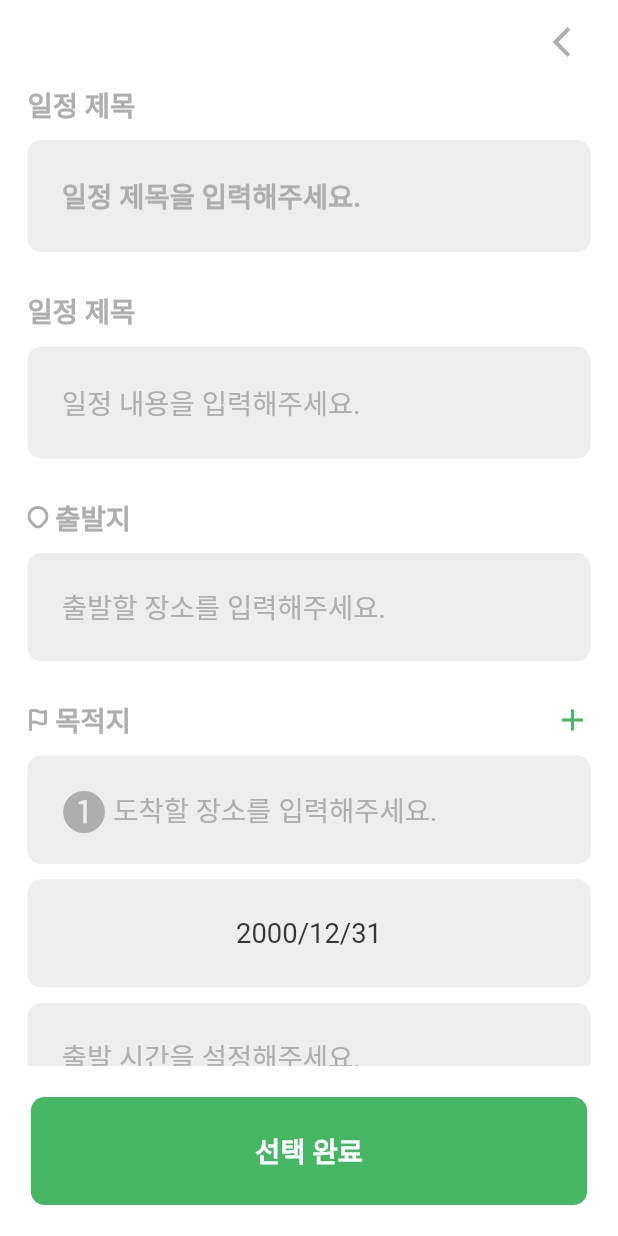
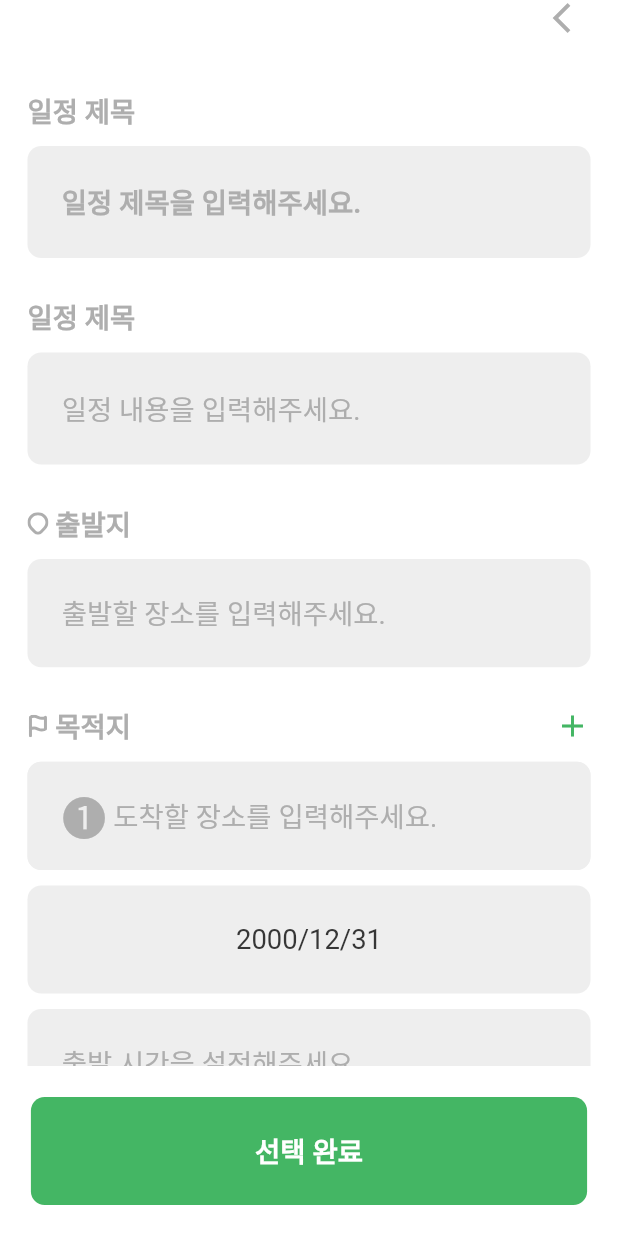
Before and after one commit to JeHeeYu/Care-Route, a Flutter app: the AddSchedulePage screen opened directly, on a phone screen of 412 x 824 dp. Run offline on Flutter 3.47's test engine with Material 2 defaults, Android fonts, the phone set to English and light mode, and no system bars; our stand-ins replace firebase_core, firebase_messaging, flutter_screenutil, flutter_secure_storage, flutter_svg, geolocator and 3 more; missing offline and left inert: flutter_naver_map, kakao_flutter_sdk_user; accounts and stored records are empty; network calls fail; Roboto replaces fonts that are missing (Pretendard).

Commit message:
feat: 일정 등록 화면 연결 리스트 위젯 추가

```diff
--- a/lib/views/pages/schedule/add_schedule_page.dart
+++ b/lib/views/pages/schedule/add_schedule_page.dart
@@ -1,9 +1,12 @@
+import 'package:care_route/views/pages/schedule/target_list_widget.dart';
 import 'package:flutter/material.dart';
 import 'package:flutter_screenutil/flutter_screenutil.dart';
+import 'package:provider/provider.dart';
 
 import '../../../consts/colors.dart';
 import '../../../consts/images.dart';
 import '../../../consts/strings.dart';
+import '../../../view_models/routine_view_model.dart';
 import '../../widgets/button_icon.dart';
 import '../../widgets/button_image.dart';
 import '../../widgets/infinity_button.dart';
@@ -24,6 +27,13 @@ class _AddSchedulePageState extends State<AddSchedulePage> {
     TextEditingController()
   ];
   String _startLocation = "";
+  late RoutineViewModel _routineViewModel;
+
+  @override
+  void initState() {
+    super.initState();
+    _routineViewModel = Provider.of<RoutineViewModel>(context, listen: false);
+  }
 
   void _navigateToSearchPage(String from, [int? index]) async {
     final result = await Navigator.push(
@@ -399,22 +409,11 @@ class _AddSchedulePageState extends State<AddSchedulePage> {
   @override
   Widget build(BuildContext context) {
     return Scaffold(
-      appBar: AppBar(
-        backgroundColor: Colors.white,
-        elevation: 0,
-        actions: [
-          Padding(
-            padding: EdgeInsets.only(right: ScreenUtil().setWidth(17.0)),
-            child: ButtonIcon(
-                icon: Icons.arrow_back_ios,
-                iconColor: const Color(UserColors.gray05),
-                callback: () => Navigator.pop(context)),
-          ),
-        ],
-      ),
       backgroundColor: Colors.white,
       body: Column(
+        crossAxisAlignment: CrossAxisAlignment.start,
         children: [
+          const TargetListWidget(isBackKey: true),
           Expanded(
             child: SingleChildScrollView(
               child: Padding(
--- /dev/null
+++ b/lib/views/pages/schedule/target_list_widget.dart
@@ -0,0 +1,84 @@
+import 'package:care_route/view_models/routine_view_model.dart';
+import 'package:care_route/views/widgets/button_icon.dart';
+import 'package:flutter/material.dart';
+import 'package:flutter_screenutil/flutter_screenutil.dart';
+import 'package:provider/provider.dart';
+
+import '../../../consts/colors.dart';
+import '../../widgets/user_text.dart';
+
+class TargetListWidget extends StatefulWidget {
+  final bool isBackKey;
+
+  const TargetListWidget({
+    Key? key,
+    this.isBackKey = true,
+  }) : super(key: key);
+
+  @override
+  State<TargetListWidget> createState() => _TargetListWidgetState();
+}
+
+class _TargetListWidgetState extends State<TargetListWidget> {
+  late RoutineViewModel _routineViewModel;
+
+  @override
+  void initState() {
+    super.initState();
+    _routineViewModel = Provider.of<RoutineViewModel>(context, listen: false);
+  }
+
+  @override
+  Widget build(BuildContext context) {
+    final targetInfos = _routineViewModel.targetList.data?.targetInfos ?? [];
+    return Container(
+      padding: EdgeInsets.only(
+        bottom: ScreenUtil().setHeight(28.0),
+        left: ScreenUtil().setWidth(16.0),
+      ),
+      child: Row(
+        mainAxisAlignment: MainAxisAlignment.spaceBetween,
+        children: [
+          Expanded(
+            child: SingleChildScrollView(
+              scrollDirection: Axis.horizontal,
+              child: Row(
+                children: targetInfos.map<Widget>((info) {
+                  return Padding(
+                    padding: EdgeInsets.only(right: ScreenUtil().setWidth(8.0)),
+                    child: Column(
+                      children: [
+                        SizedBox(height: ScreenUtil().setHeight(20.0)),
+                        Image.network(
+                          info.profileImage ?? '',
+                          width: ScreenUtil().setWidth(50.0),
+                          height: ScreenUtil().setHeight(50.0),
+                          fit: BoxFit.cover,
+                        ),
+                        SizedBox(height: ScreenUtil().setHeight(4.0)),
+                        UserText(
+                          text: info.nickname,
+                          color: const Color(UserColors.gray07),
+                          weight: FontWeight.w700,
+                          size: ScreenUtil().setSp(12.0),
+                        ),
+                      ],
+                    ),
+                  );
+                }).toList(),
+              ),
+            ),
+          ),
+          if (widget.isBackKey)
+            Padding(
+              padding: EdgeInsets.only(right: ScreenUtil().setWidth(17.0)),
+              child: ButtonIcon(
+                  icon: Icons.arrow_back_ios,
+                  iconColor: const Color(UserColors.gray05),
+                  callback: () => Navigator.of(context).pop()),
+            ),
+        ],
+      ),
+    );
+  }
+}
```
